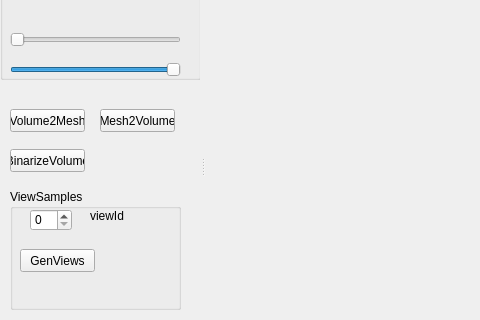
First picture: the form in volumemakerui.ui, repository dolphin-li/VolumeRayMakerUI, before the edit; both pictures show x 0 to 480 and y 256 to 576 of the 1087 by 829 pixel window.
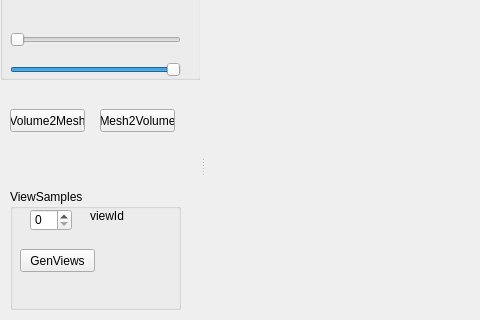
Second picture: the form after the edit. Custom widgets are drawn as their Qt base class.

Diff of the .ui file:
```diff
--- a/volumemakerui.ui
+++ b/volumemakerui.ui
@@ -222,19 +222,6 @@
       <string>Mesh2Volume</string>
      </property>
     </widget>
-    <widget class="QPushButton" name="pbBinarizeVolume">
-     <property name="geometry">
-      <rect>
-       <x>10</x>
-       <y>350</y>
-       <width>75</width>
-       <height>23</height>
-      </rect>
-     </property>
-     <property name="text">
-      <string>BinarizeVolume</string>
-     </property>
-    </widget>
     <widget class="QGroupBox" name="groupBox_2">
      <property name="geometry">
       <rect>
```
Left out of the diff: 2 changed lines with no effect on the pictures.
